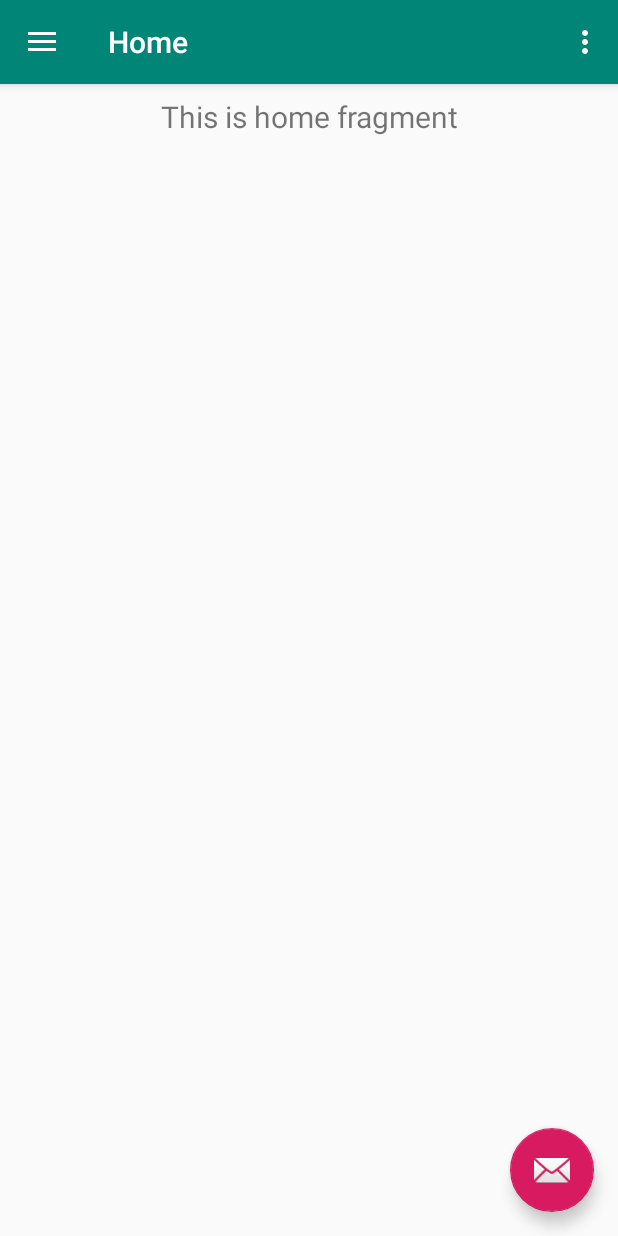
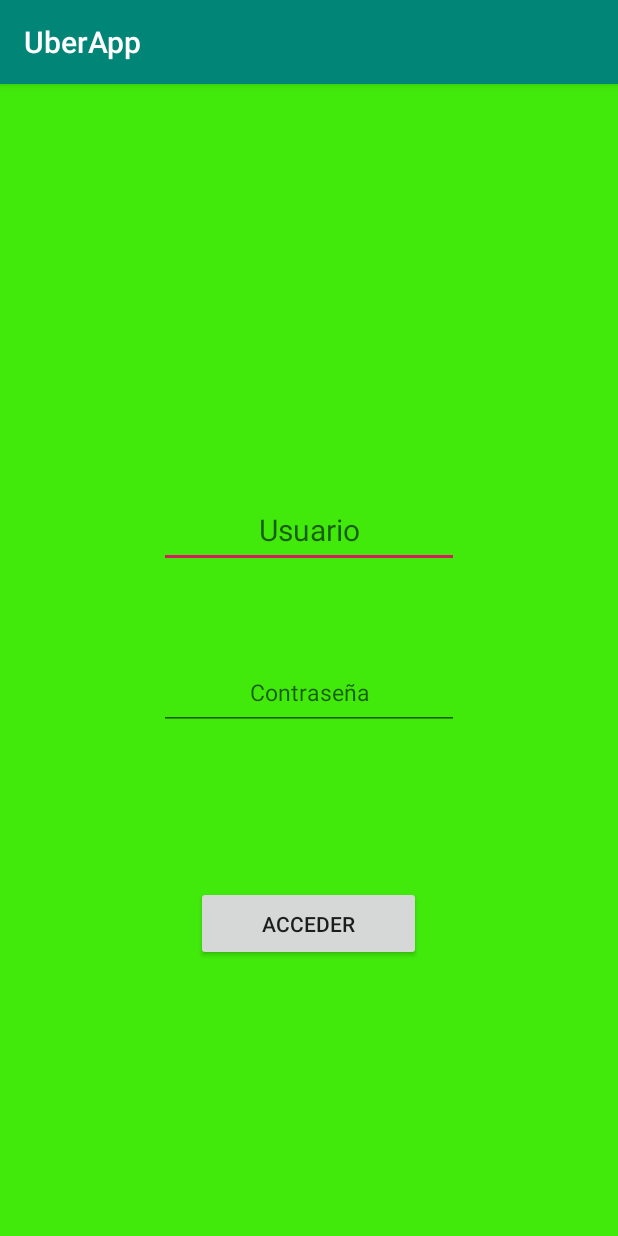
Before and after one commit to spozap/JdaUber, an Android app: the screen it shows after launch (MainActivity before the commit, Login after it), on a phone screen of 412 x 824 dp. Run offline under Robolectric (Android 15) with nearby library versions, the phone set to English and light mode, and no system bars.

Commit message:
Login hecho

```diff
--- a/app/src/main/AndroidManifest.xml
+++ b/app/src/main/AndroidManifest.xml
@@ -1,5 +1,6 @@
 <?xml version="1.0" encoding="utf-8"?>
 <manifest xmlns:android="http://schemas.android.com/apk/res/android"
+    xmlns:tools="http://schemas.android.com/tools"
     package="com.example.uberapp" >
 
     <application
@@ -8,11 +9,15 @@
         android:label="@string/app_name"
         android:roundIcon="@mipmap/ic_launcher_round"
         android:supportsRtl="true"
-        android:theme="@style/AppTheme" >
+        android:theme="@style/AppTheme"
+        tools:ignore="GoogleAppIndexingWarning">
         <activity
             android:name=".MainActivity"
             android:label="@string/app_name"
             android:theme="@style/AppTheme.NoActionBar" >
+        </activity>
+        <activity
+            android:name=".Login">
             <intent-filter>
                 <action android:name="android.intent.action.MAIN" />
 
--- /dev/null
+++ b/app/src/main/java/com/example/uberapp/Login.java
@@ -0,0 +1,69 @@
+package com.example.uberapp;
+
+import android.content.Intent;
+import android.os.Bundle;
+import android.view.View;
+import android.widget.Button;
+import android.widget.TextView;
+import androidx.appcompat.app.AppCompatActivity;
+
+import com.example.uberapp.ui.share.ShareFragment;
+
+public class Login extends AppCompatActivity {
+
+    private Button login;
+    private TextView user;
+    private TextView pass;
+    private TextView tries;
+    private int intentos = 3;
+
+    @Override
+    protected void onCreate(Bundle savedInstanceState) {
+        super.onCreate(savedInstanceState);
+        setContentView(R.layout.login_page);
+
+        login = findViewById(R.id.btnLogin);
+        user = findViewById(R.id.textUser);
+        pass = findViewById(R.id.textPassword);
+        tries = findViewById(R.id.textTries);
+
+
+        login.setOnClickListener(new View.OnClickListener() {
+            @Override
+            public void onClick(View v) {
+                validateLogin(user.getText().toString(),pass.getText().toString());
+            }
+        });
+    }
+
+
+    public void validateLogin(String userTxt,String userPasswd){
+        if(userTxt.equals("admin") && userPasswd.equals("1234")){
+            Intent intent = new Intent(this, MainActivity.class);
+            startActivity(intent);
+        } else {
+            CheckIntentos(intentos);
+        }
+    }
+
+    public void CheckIntentos(int ints){
+        ints = getIntentos();
+        if (ints > 1) {
+            ints--;
+            tries.setText("Tienes "+ints+" intentos disponibles");
+            setIntentos(ints);
+        } else {
+            login.setEnabled(false); // Desactivar el boton de login
+            tries.setText("Te has quedado sin intentos , intentalo más tarde");
+        }
+    }
+
+    public int getIntentos() {
+        return intentos;
+    }
+
+    public void setIntentos(int intentos) {
+        this.intentos = intentos;
+    }
+
+}
--- /dev/null
+++ b/app/src/main/res/layout/login_page.xml
@@ -0,0 +1,64 @@
+<?xml version="1.0" encoding="utf-8"?>
+<androidx.constraintlayout.widget.ConstraintLayout xmlns:android="http://schemas.android.com/apk/res/android"
+    xmlns:app="http://schemas.android.com/apk/res-auto"
+    xmlns:tools="http://schemas.android.com/tools"
+    android:id="@+id/LayoutLogin"
+    android:layout_width="match_parent"
+    android:layout_height="match_parent"
+    android:background="#42EA0C">
+
+    <EditText
+        android:id="@+id/textUser"
+        android:layout_width="200dp"
+        android:layout_height="50dp"
+        android:gravity="center"
+        android:hint="@string/user_hint"
+        android:textSize="20sp"
+        android:importantForAutofill="no"
+        app:layout_constraintBottom_toBottomOf="parent"
+        app:layout_constraintEnd_toEndOf="parent"
+        app:layout_constraintHorizontal_bias="0.5"
+        app:layout_constraintStart_toStartOf="parent"
+        app:layout_constraintTop_toTopOf="parent"
+        app:layout_constraintVertical_bias="0.38" />
+
+    <EditText
+        android:id="@+id/textPassword"
+        android:layout_width="200dp"
+        android:layout_height="50dp"
+        android:gravity="center"
+        android:hint="@string/pass_hint"
+        android:importantForAutofill="no"
+        android:inputType="textPassword"
+        android:textSize="15sp"
+        app:layout_constraintBottom_toBottomOf="parent"
+        app:layout_constraintEnd_toEndOf="parent"
+        app:layout_constraintHorizontal_bias="0.5"
+        app:layout_constraintStart_toStartOf="parent"
+        app:layout_constraintTop_toBottomOf="@+id/textUser"
+        app:layout_constraintVertical_bias="0.147" />
+
+    <Button
+        android:id="@+id/btnLogin"
+        android:layout_width="150dp"
+        android:layout_height="50dp"
+        android:layout_marginTop="104dp"
+        android:text="@string/login"
+        app:layout_constraintEnd_toEndOf="parent"
+        app:layout_constraintHorizontal_bias="0.498"
+        app:layout_constraintStart_toStartOf="parent"
+        app:layout_constraintTop_toBottomOf="@+id/textPassword" />
+
+    <TextView
+        android:id="@+id/textTries"
+        android:layout_width="200dp"
+        android:layout_height="30dp"
+        android:text=""
+        android:textColor="#E50000"
+        app:layout_constraintBottom_toTopOf="@+id/btnLogin"
+        app:layout_constraintEnd_toEndOf="parent"
+        app:layout_constraintStart_toStartOf="parent"
+        app:layout_constraintTop_toBottomOf="@+id/textPassword" />
+
+
+</androidx.constraintlayout.widget.ConstraintLayout>
--- a/app/src/main/res/values/strings.xml
+++ b/app/src/main/res/values/strings.xml
@@ -13,4 +13,7 @@
     <string name="menu_tools">Tools</string>
     <string name="menu_share">Share</string>
     <string name="menu_send">Send</string>
+    <string name="user_hint">Usuario</string>
+    <string name="pass_hint">Contraseña</string>
+    <string name="login">Acceder</string>
 </resources>
```
